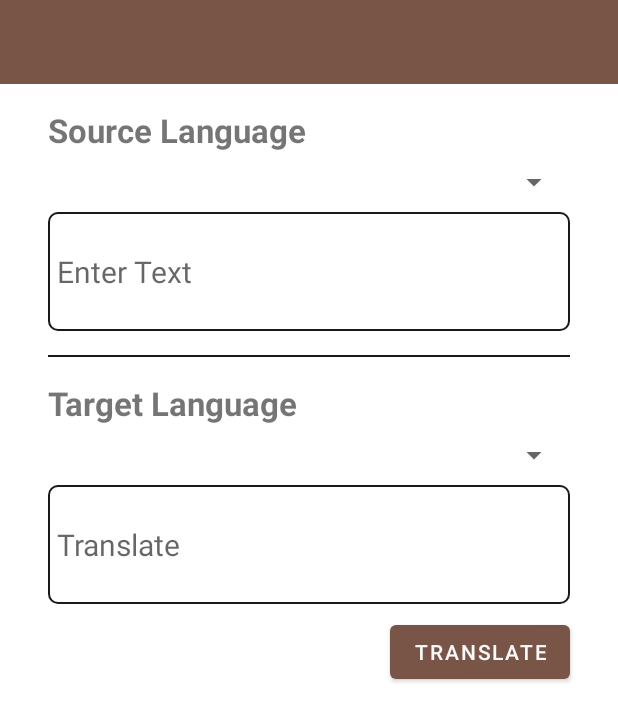
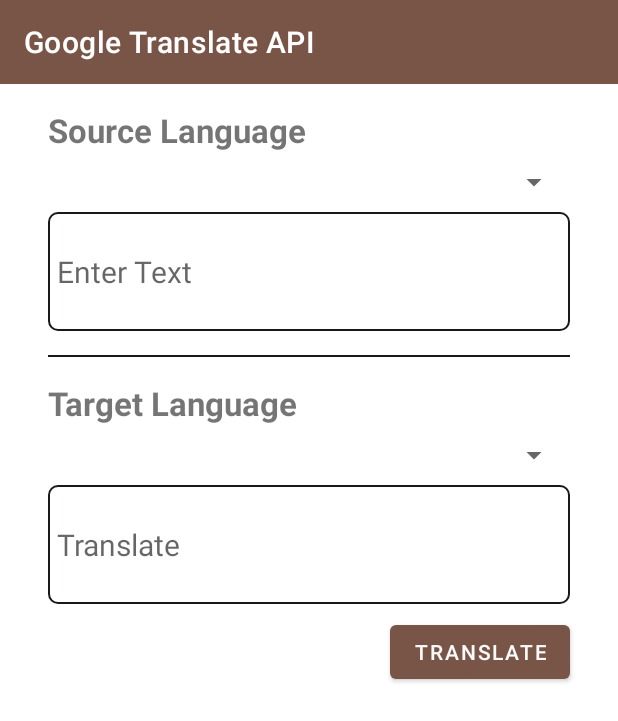
Before and after one commit to serhat-demir/android-translate, an Android app: the screen it shows after launch (MainActivity), on a phone screen of 412 x 824 dp. Shown: the top 721 px of the screen. Run offline under Robolectric (Android 15) with nearby library versions, the phone set to English and light mode, and no system bars.

Commit message:
add view binding

```diff
--- a/app/build.gradle
+++ b/app/build.gradle
@@ -4,6 +4,10 @@ plugins {
 
 android {
     compileSdk 32
+
+    buildFeatures {
+        viewBinding true
+    }
 
     defaultConfig {
         applicationId "com.serhat.translate"
--- a/app/src/main/java/com/serhat/translate/MainActivity.java
+++ b/app/src/main/java/com/serhat/translate/MainActivity.java
@@ -2,13 +2,29 @@ package com.serhat.translate;
 
 import androidx.appcompat.app.AppCompatActivity;
 
+import android.content.Context;
 import android.os.Bundle;
 
+import com.serhat.translate.databinding.ActivityMainBinding;
+
 public class MainActivity extends AppCompatActivity {
+    private Context context;
+    private ActivityMainBinding binding;
 
     @Override
     protected void onCreate(Bundle savedInstanceState) {
         super.onCreate(savedInstanceState);
-        setContentView(R.layout.activity_main);
+        binding = ActivityMainBinding.inflate(getLayoutInflater());
+        setContentView(binding.getRoot());
+
+        context = MainActivity.this;
+
+        binding.toolbar.setTitle(getString(R.string.app_name));
+        binding.toolbar.setTitle(getString(R.string.google_translate_api));
+        setSupportActionBar(binding.toolbar);
+
+        binding.btnTranslate.setOnClickListener(view -> {
+
+        });
     }
 }
--- a/app/src/main/res/values/strings.xml
+++ b/app/src/main/res/values/strings.xml
@@ -4,4 +4,5 @@
     <string name="translate">Translate</string>
     <string name="source_language">Source Language</string>
     <string name="target_language">Target Language</string>
+    <string name="google_translate_api">Google Translate API</string>
 </resources>
```
